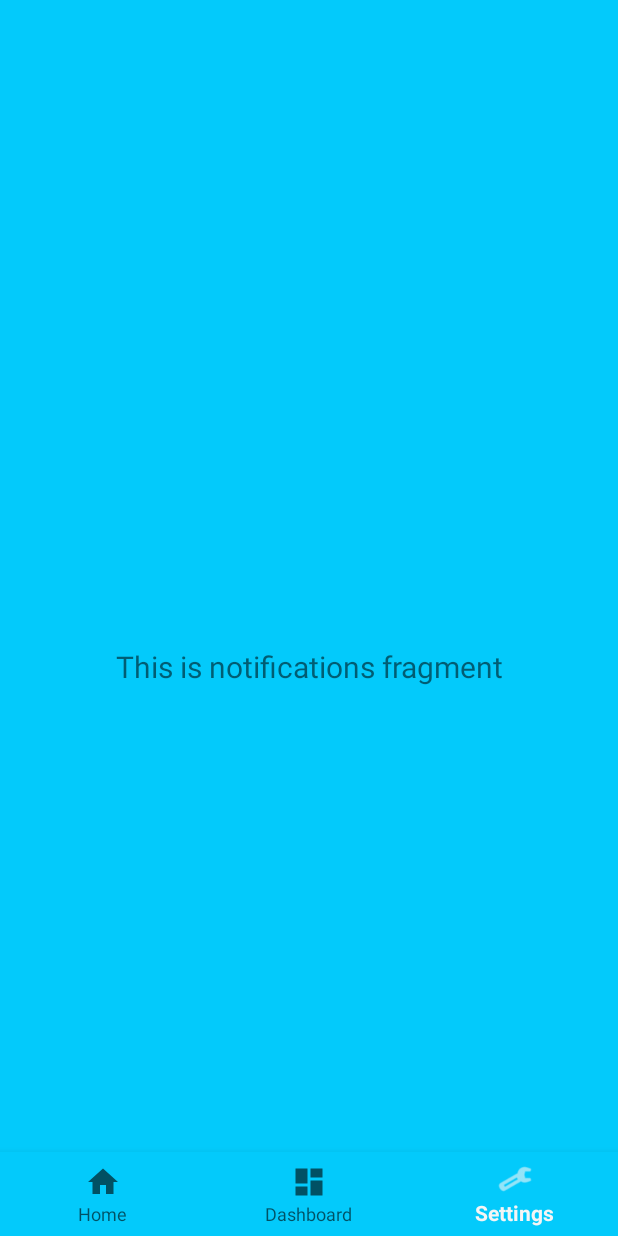
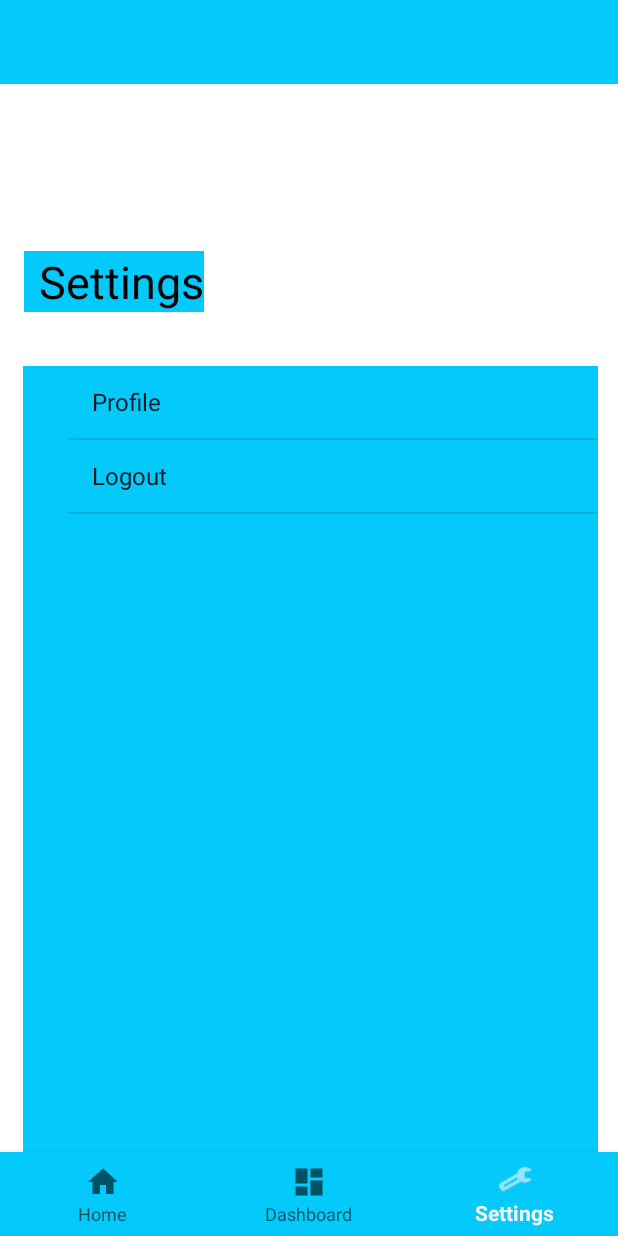
Before and after one commit to Sarathchandra-yr/RTA, an Android app: the NotificationsFragment screen opened through its navigation route, on a phone screen of 412 x 824 dp. Run offline under Robolectric (Android 15) with nearby library versions, the phone set to English and light mode, and no system bars; our stand-ins replace navigation-ui.

Commit message:
24th submission

```diff
--- a/app/src/main/java/com/example/projecttry/ui/home/HomeFragment.java
+++ b/app/src/main/java/com/example/projecttry/ui/home/HomeFragment.java
@@ -1,23 +1,22 @@
 package com.example.projecttry.ui.home;
 
 import android.app.DatePickerDialog;
+import android.content.Intent;
 import android.os.Bundle;
 import android.view.LayoutInflater;
 import android.view.View;
 import android.view.ViewGroup;
+import android.widget.Button;
 import android.widget.DatePicker;
 import android.widget.EditText;
 import android.widget.ImageView;
-import android.widget.TextView;
+import android.widget.Toast;
+
 import androidx.annotation.NonNull;
-import androidx.annotation.Nullable;
-import androidx.appcompat.app.ActionBar;
 import androidx.fragment.app.Fragment;
-import androidx.lifecycle.Observer;
-import androidx.lifecycle.ViewModelProvider;
 
-import com.example.projecttry.MainActivity;
 import com.example.projecttry.R;
+import com.example.projecttry.sea;
 
 import java.util.Calendar;
 
@@ -25,7 +24,10 @@ public class HomeFragment extends Fragment {
 
     private HomeViewModel homeViewModel;
     ImageView ic;
-    EditText date;
+    String place,d;
+    EditText date,editText;
+    Button b;
+
 
     public View onCreateView(@NonNull LayoutInflater inflater,
             ViewGroup container, Bundle savedInstanceState) {
@@ -35,7 +37,8 @@ public class HomeFragment extends Fragment {
         View root = inflater.inflate(R.layout.fragment_home, container, false);
         ic = (ImageView) root.findViewById(R.id.ic);
         date = (EditText) root.findViewById(R.id.date);
-
+        editText = (EditText) root.findViewById(R.id.editTextTextPersonName5);
+        b = (Button) root.findViewById(R.id.button3);
         ic.setOnClickListener(new View.OnClickListener() {
             @Override
             public void onClick(View view) {
@@ -58,6 +61,26 @@ public class HomeFragment extends Fragment {
             }
         });
 
+        b.setOnClickListener(new View.OnClickListener() {
+            @Override
+            public void onClick(View view) {
+                place = editText.getText().toString();
+                d = date.getText().toString();
+                if (place.isEmpty() || d.isEmpty()) {
+
+                    Toast.makeText(getContext(), "Empty not allowed", Toast.LENGTH_SHORT).show();
+                }
+                else{
+                    Intent i = new Intent(view.getContext(), sea.class);
+                    i.putExtra("place",place);
+                    i.putExtra("date",d);
+                    startActivity(i);
+                }
+            }
+        });
+
+
+
 //        final TextView textView = root.findViewById(R.id.text_home);
 //        homeViewModel.getText().observe(getViewLifecycleOwner(), new Observer<String>() {
 //            @Override
@@ -66,6 +89,7 @@ public class HomeFragment extends Fragment {
 //            }
 //        });
 
+
         return root;
     }
 
--- a/app/src/main/java/com/example/projecttry/ui/notifications/NotificationsFragment.java
+++ b/app/src/main/java/com/example/projecttry/ui/notifications/NotificationsFragment.java
@@ -1,33 +1,55 @@
 package com.example.projecttry.ui.notifications;
 
+import android.content.Intent;
 import android.os.Bundle;
 import android.view.LayoutInflater;
 import android.view.View;
 import android.view.ViewGroup;
+import android.widget.AdapterView;
+import android.widget.ArrayAdapter;
+import android.widget.ListView;
 import android.widget.TextView;
+import android.widget.Toast;
+
 import androidx.annotation.NonNull;
 import androidx.annotation.Nullable;
 import androidx.fragment.app.Fragment;
 import androidx.lifecycle.Observer;
 import androidx.lifecycle.ViewModelProvider;
+
+import com.example.projecttry.MainActivity;
 import com.example.projecttry.R;
+
+import java.util.ArrayList;
+import java.util.Arrays;
+import java.util.List;
 
 public class NotificationsFragment extends Fragment {
 
     private NotificationsViewModel notificationsViewModel;
-
+    ListView lv;
+    String item[]= {"Profile","Logout"};
     public View onCreateView(@NonNull LayoutInflater inflater,
             ViewGroup container, Bundle savedInstanceState) {
-        notificationsViewModel =
-                new ViewModelProvider(this).get(NotificationsViewModel.class);
         View root = inflater.inflate(R.layout.fragment_notifications, container, false);
-        final TextView textView = root.findViewById(R.id.text_notifications);
-        notificationsViewModel.getText().observe(getViewLifecycleOwner(), new Observer<String>() {
+        lv = (ListView) root.findViewById(R.id.lv);
+        List<String> items = new ArrayList<>(Arrays.asList(item));
+        ArrayAdapter<String> arrayAdapter = new ArrayAdapter<String>(getContext(),android.R.layout.simple_list_item_1, items);
+        lv.setAdapter(arrayAdapter);
+
+        lv.setOnItemClickListener(new AdapterView.OnItemClickListener() {
             @Override
-            public void onChanged(@Nullable String s) {
-                textView.setText(s);
+            public void onItemClick(AdapterView<?> adapterView, View view, int i, long l) {
+                if (i==1) {
+                    Toast.makeText(getContext(), "Loged out", Toast.LENGTH_SHORT).show();
+                    Intent p =new Intent(view.getContext(), MainActivity.class);
+                    startActivity(p);
+                }
             }
         });
+
+
+
         return root;
     }
 }
--- a/app/src/main/res/layout/fragment_home.xml
+++ b/app/src/main/res/layout/fragment_home.xml
@@ -178,15 +178,15 @@
 
         <TextView
             android:id="@+id/textView3"
-            android:layout_width="wrap_content"
+            android:layout_width="match_parent"
             android:layout_height="wrap_content"
-            android:layout_marginStart="176dp"
-            android:layout_marginTop="16dp"
             android:background="#00000000"
+            android:gravity="center"
             android:text="VIEW ALSO"
             android:textColor="#706565"
             android:textSize="16sp"
             android:textStyle="bold"
+
             app:layout_constraintStart_toStartOf="parent"
             app:layout_constraintTop_toTopOf="parent" />
 
--- a/app/src/main/res/layout/fragment_notifications.xml
+++ b/app/src/main/res/layout/fragment_notifications.xml
@@ -5,19 +5,32 @@
     xmlns:tools="http://schemas.android.com/tools"
     android:layout_width="match_parent"
     android:layout_height="match_parent"
+    android:background="#FFFFFF"
     tools:context=".ui.notifications.NotificationsFragment" >
 
-    <TextView
-        android:id="@+id/text_notifications"
-        android:layout_width="match_parent"
-        android:layout_height="wrap_content"
-        android:layout_marginStart="8dp"
-        android:layout_marginTop="8dp"
-        android:layout_marginEnd="8dp"
-        android:textAlignment="center"
-        android:textSize="20sp"
+    <ListView
+        android:id="@+id/lv"
+        android:layout_width="383dp"
+        android:layout_height="580dp"
+        android:paddingLeft="30dp"
+        app:layout_constraintBottom_toBottomOf="parent"
         app:layout_constraintEnd_toEndOf="parent"
+        app:layout_constraintHorizontal_bias="0.529"
         app:layout_constraintStart_toStartOf="parent"
         app:layout_constraintTop_toTopOf="parent"
-        app:layout_constraintBottom_toBottomOf="parent" />
+        app:layout_constraintVertical_bias="1.0" />
+
+    <TextView
+        android:id="@+id/textView4"
+        android:layout_width="wrap_content"
+        android:layout_height="wrap_content"
+        android:layout_marginStart="16dp"
+        android:paddingLeft="10dp"
+        android:text="Settings"
+        android:textColor="@color/black"
+        android:textSize="30dp"
+        app:layout_constraintBottom_toTopOf="@+id/lv"
+        app:layout_constraintStart_toStartOf="parent"
+        app:layout_constraintTop_toTopOf="parent"
+        app:layout_constraintVertical_bias="0.756" />
 </androidx.constraintlayout.widget.ConstraintLayout>
```
Also changed, not shown: app/build.gradle (+8 -0 lines), app/src/main/AndroidManifest.xml (+15 -12 lines), app/src/main/java/com/example/projecttry/MainActivity.java (+27 -12 lines), app/src/main/java/com/example/projecttry/sea.java (added, +57 -0 lines), app/src/main/java/com/example/projecttry/signup.java (+124 -1 lines), app/src/main/res/layout/activity_main.xml (+5 -3 lines), app/src/main/res/layout/activity_sea.xml (added, +64 -0 lines), app/src/main/res/layout/activity_signup.xml (+54 -51 lines).
